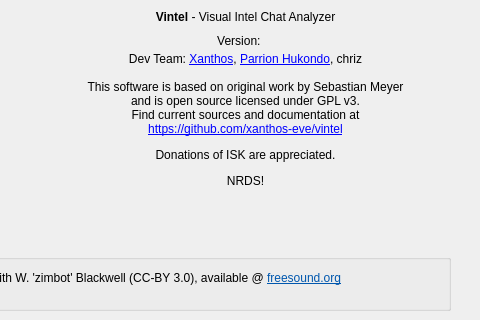
First picture: the form in src/vi/ui/Info.ui, repository Xanthos-Code/vintel, before the edit; both pictures show x 220 to 700 and y 0 to 320 of the 700 by 560 pixel window.
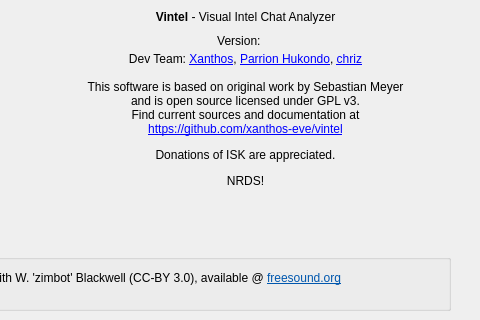
Second picture: the form after the edit.

Commit message: Info view mailto: links now work

What changed in the file:
```diff
--- a/src/vi/ui/Info.ui
+++ b/src/vi/ui/Info.ui
@@ -750,7 +750,7 @@
     </rect>
    </property>
    <property name="text">
-    <string>&lt;html&gt;&lt;head/&gt;&lt;body&gt;&lt;p align=&quot;center&quot;&gt;&lt;span style=&quot; font-weight:600;&quot;&gt;Vintel&lt;/span&gt; - Visual Intel Chat Analyzer&lt;br/&gt;&lt;br/&gt;&lt;br/&gt;Dev Team: &lt;a href=&quot;xanthos.eve@gmail.com&quot;&gt;&lt;span style=&quot; text-decoration: underline; color:#0000ff;&quot;&gt;Xanthos&lt;/span&gt;&lt;/a&gt;, &lt;a href=&quot;lightlazer@gmail.com&quot;&gt;&lt;span style=&quot; text-decoration: underline; color:#0000ff;&quot;&gt;Parrion Hukondo&lt;/span&gt;&lt;/a&gt;, chriz&lt;br/&gt;&lt;br/&gt;This software is based on original work by Sebastian Meyer &lt;br/&gt;and is open source licensed under GPL v3.&lt;br/&gt;Find current sources and documentation at&lt;br/&gt;&lt;a href=&quot;https://github.com/XanthosX/vintel&quot;&gt;&lt;span style=&quot; text-decoration: underline; color:#0000ff;&quot;&gt;https://github.com/xanthos-eve/vintel&lt;/span&gt;&lt;/a&gt;&lt;/p&gt;&lt;p align=&quot;center&quot;&gt;Donations of ISK are appreciated.&lt;/p&gt;&lt;p align=&quot;center&quot;&gt;NRDS!&lt;/p&gt;&lt;/body&gt;&lt;/html&gt;</string>
+    <string>&lt;html&gt;&lt;head/&gt;&lt;body&gt;&lt;p align=&quot;center&quot;&gt;&lt;span style=&quot; font-weight:600;&quot;&gt;Vintel&lt;/span&gt; - Visual Intel Chat Analyzer&lt;br/&gt;&lt;br/&gt;&lt;br/&gt;Dev Team: &lt;a href=&quot;mailto:xanthos.eve@gmail.com&quot;&gt;&lt;span style=&quot; text-decoration: underline; color:#0000ff;&quot;&gt;Xanthos&lt;/span&gt;&lt;/a&gt;, &lt;a href=&quot;mailto:lightlazer@gmail.com&quot;&gt;&lt;span style=&quot; text-decoration: underline; color:#0000ff;&quot;&gt;Parrion Hukondo&lt;/span&gt;&lt;/a&gt;, &lt;a href=&quot;mailto:cberg@3wsolutions.se&quot;&gt;&lt;span style=&quot; text-decoration: underline; color:#0000ff;&quot;&gt;chriz&lt;/span&gt;&lt;/a&gt;&lt;br/&gt;&lt;br/&gt;This software is based on original work by Sebastian Meyer &lt;br/&gt;and is open source licensed under GPL v3.&lt;br/&gt;Find current sources and documentation at&lt;br/&gt;&lt;a href=&quot;https://github.com/XanthosX/vintel&quot;&gt;&lt;span style=&quot; text-decoration: underline; color:#0000ff;&quot;&gt;https://github.com/xanthos-eve/vintel&lt;/span&gt;&lt;/a&gt;&lt;/p&gt;&lt;p align=&quot;center&quot;&gt;Donations of ISK are appreciated.&lt;/p&gt;&lt;p align=&quot;center&quot;&gt;NRDS!&lt;/p&gt;&lt;/body&gt;&lt;/html&gt;</string>
    </property>
    <property name="alignment">
     <set>Qt::AlignHCenter|Qt::AlignTop</set>
```
